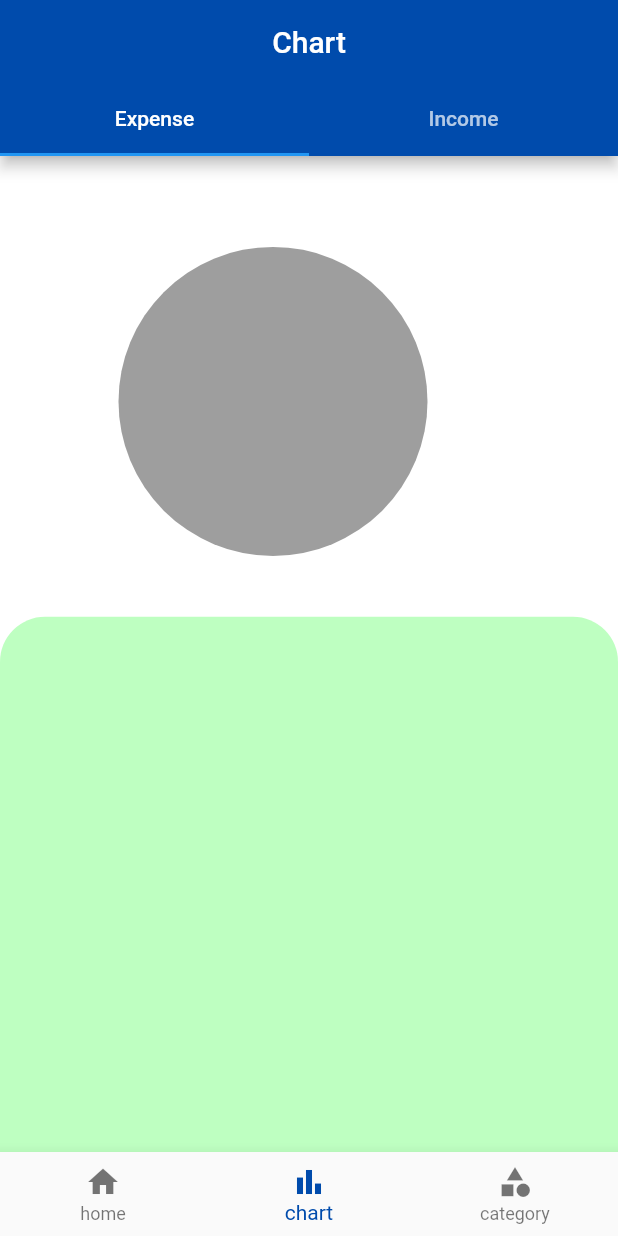
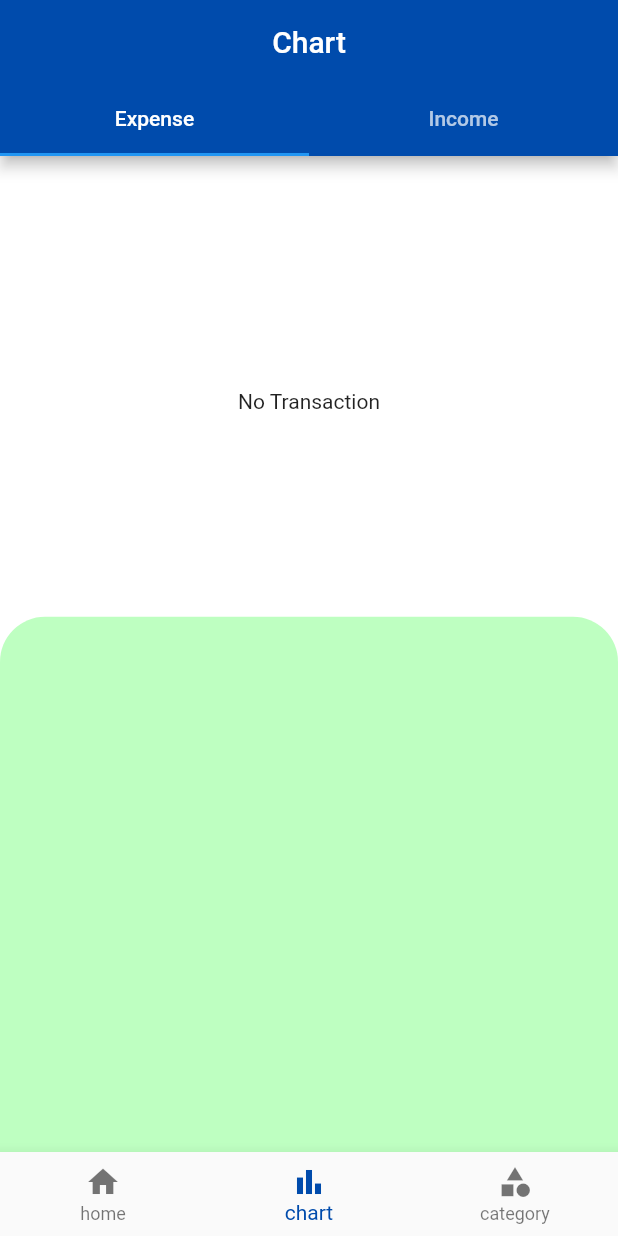
Before and after one commit to aslahmogral/karcha-book, a Flutter app: the screen it shows after launch, item 2 of the bottom bar chosen, on a phone screen of 412 x 824 dp. Run offline on Flutter 3.47's test engine with Material 2 defaults, Android fonts, the phone set to English and light mode, and no system bars; drawn by our look-alikes of pie_chart; our stand-ins replace fl_chart, hive, hive_flutter, persistent_bottom_nav_bar; accounts and stored records are empty.

Commit message:
handled if there is no transaction

```diff
--- a/lib/main.dart
+++ b/lib/main.dart
@@ -5,7 +5,6 @@ import 'package:money_manager_app/screens/bottom_navigation_screen.dart';
 
 import 'model/moneymanagermodel.dart';
 
-const colorP = const Color(0xFFB74093);
 
 Future main() async {
   WidgetsFlutterBinding.ensureInitialized();
--- a/lib/screens/add_category/category_expense_screen.dart
+++ b/lib/screens/add_category/category_expense_screen.dart
@@ -21,10 +21,10 @@ class _ExpenseCategoryScreenState extends State<ExpenseCategoryScreen> {
   Widget build(BuildContext context) {
     return Scaffold(
       backgroundColor:  Colors.white,
-      body: CustomValuelistenableBuilder(
+      body:expenseBox.isNotEmpty? CustomValuelistenableBuilder(
         boxName: 'expenseCategoryBox',
         categoryType: false,
-      ),
+      ):Center(child: Text('No Expense Category Added'),),
 
       floatingActionButton: FloatingActionButton.extended(
         backgroundColor: KarchaFabcolor,
--- a/lib/screens/chart_screen/expense_chart_screen.dart
+++ b/lib/screens/chart_screen/expense_chart_screen.dart
@@ -24,6 +24,7 @@ class _ExpenseChartScreenState extends State<ExpenseChartScreen> {
   Map<String, double> map2 = {};
 
   List<Total> totalExpense = [];
+  final sampleMap ={'no transaction': 0.0};
 
   List<Total> getTotalIncome(
       Box<addExpAndIncModel> newBox, Box<categoryModel> categoryBox) {
@@ -100,7 +101,7 @@ class _ExpenseChartScreenState extends State<ExpenseChartScreen> {
             //backbround color of container
             width: MediaQuery.of(context).size.width * 0.9,
             height: MediaQuery.of(context).size.height * 0.3,
-            child: Container(
+            child:map2.isNotEmpty? Container(
               child: Column(
                 mainAxisAlignment: MainAxisAlignment.center,
                 children: [
@@ -111,6 +112,10 @@ class _ExpenseChartScreenState extends State<ExpenseChartScreen> {
                     chartRadius: MediaQuery.of(context).size.width / 2,
                   )),
                 ],
+              ),
+            ):Container(
+              child: Center(
+                child: Text('No Transaction'),
               ),
             ),
           ),
```
Also changed, not shown: lib/screens/add_category/category_Income_screen.dart (+17 -9 lines), lib/screens/chart_screen/income_chart_screen.dart (+7 -2 lines), lib/screens/home_screen.dart (+6 -2 lines).
